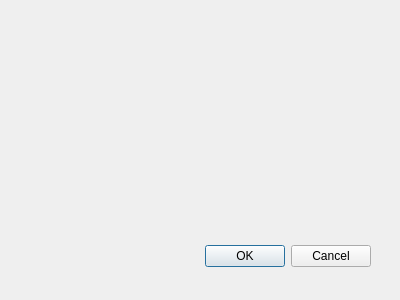
This is gps_allocator_dialog_base.ui in scottheneghanHG/GPSAllocator as Qt 5 draws it before an edit. The edited form follows.
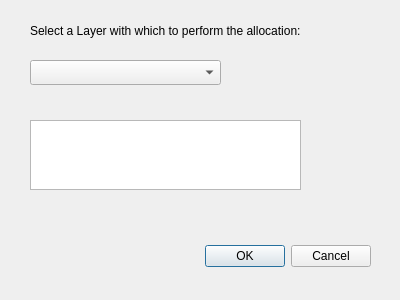
This is the edited form.

The edit to the form file:
```diff
--- a/gps_allocator_dialog_base.ui
+++ b/gps_allocator_dialog_base.ui
@@ -28,6 +28,42 @@
     <set>QDialogButtonBox::Cancel|QDialogButtonBox::Ok</set>
    </property>
   </widget>
+  <widget class="QComboBox" name="layerListCombo">
+   <property name="geometry">
+    <rect>
+     <x>30</x>
+     <y>60</y>
+     <width>191</width>
+     <height>25</height>
+    </rect>
+   </property>
+  </widget>
+  <widget class="QLabel" name="label">
+   <property name="geometry">
+    <rect>
+     <x>30</x>
+     <y>10</y>
+     <width>321</width>
+     <height>41</height>
+    </rect>
+   </property>
+   <property name="text">
+    <string>Select a Layer with which to perform the allocation:</string>
+   </property>
+   <property name="wordWrap">
+    <bool>true</bool>
+   </property>
+  </widget>
+  <widget class="QTextEdit" name="filePath">
+   <property name="geometry">
+    <rect>
+     <x>30</x>
+     <y>120</y>
+     <width>271</width>
+     <height>70</height>
+    </rect>
+   </property>
+  </widget>
  </widget>
  <resources/>
  <connections>
```
Left out of the diff: 41 changed lines with no effect on the pictures.
